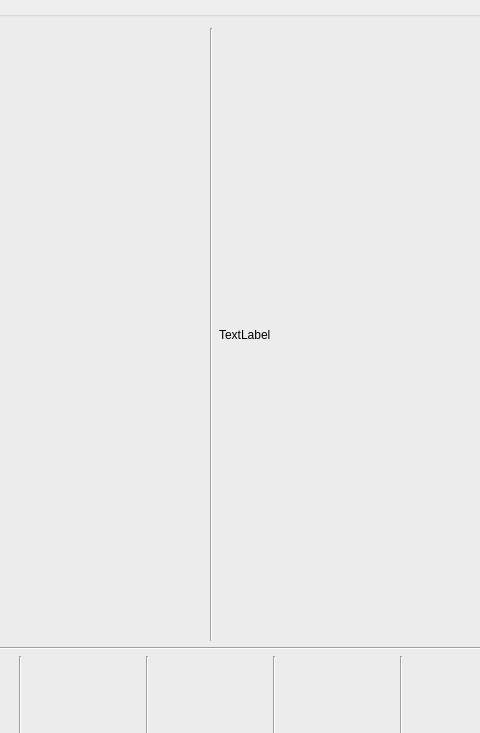
Above: MosquitoDetectionOfFoodBags/ui/MDOFoodBags.ui from WIND-ROAD-RUN/MosquitoDetectionOfFoodBags before the change; both pictures show x 124 to 604 and y 0 to 733 of the 1034 by 885 pixel window. Below: the same form after it.
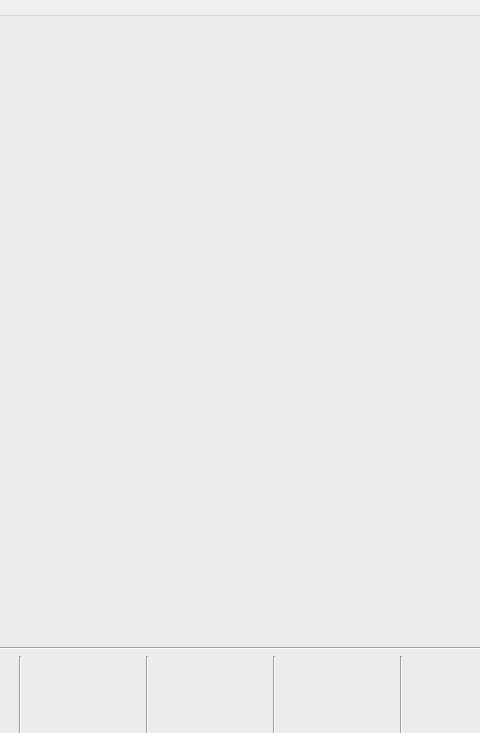
That is the form after the change. Icons and pictures are not drawn.

```diff
--- a/MosquitoDetectionOfFoodBags/ui/MDOFoodBags.ui
+++ b/MosquitoDetectionOfFoodBags/ui/MDOFoodBags.ui
@@ -26,7 +26,7 @@
          <item row="0" column="0">
           <layout class="QVBoxLayout" name="verticalLayout_2" stretch="3,0,1">
            <item>
-            <layout class="QHBoxLayout" name="horizontalLayout_7" stretch="1,0,1">
+            <layout class="QHBoxLayout" name="horizontalLayout_7" stretch="1">
              <item>
               <widget class="QLabel" name="label_imgDisplay_1">
                <property name="sizePolicy">
@@ -46,32 +46,6 @@
                </property>
               </widget>
              </item>
-             <item>
-              <widget class="Line" name="line_3">
-               <property name="orientation">
-                <enum>Qt::Orientation::Vertical</enum>
-               </property>
-              </widget>
-             </item>
-             <item>
-              <widget class="QLabel" name="label_imgNgDisplay">
-               <property name="sizePolicy">
-                <sizepolicy hsizetype="Expanding" vsizetype="Expanding">
-                 <horstretch>0</horstretch>
-                 <verstretch>0</verstretch>
-                </sizepolicy>
-               </property>
-               <property name="maximumSize">
-                <size>
-                 <width>999</width>
-                 <height>999</height>
-                </size>
-               </property>
-               <property name="text">
-                <string>TextLabel</string>
-               </property>
-              </widget>
-             </item>
             </layout>
            </item>
            <item>
```
